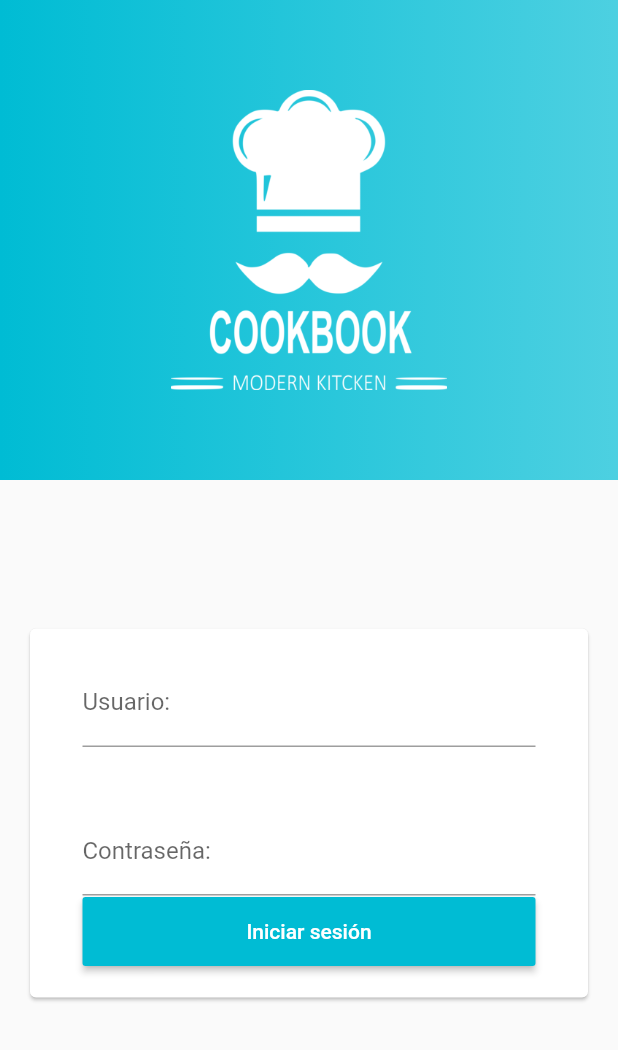
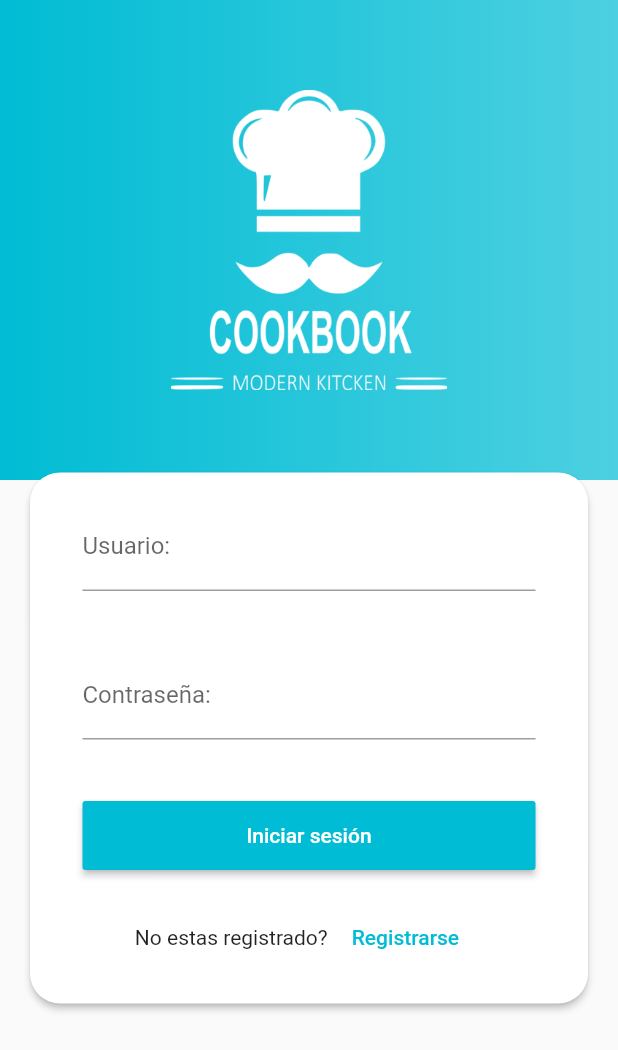
Before and after one commit to Leo-Romero/recetas, a Flutter app: the screen it shows after launch, on a phone screen of 412 x 824 dp. Shown: the top 1050 px of the screen. Run offline on Flutter 3.47's test engine with Material 2 defaults, Android fonts, the phone set to English and light mode, and no system bars; missing offline and left inert: flutter_modulo1_fake_backend.

Commit message:
3° parte

```diff
--- a/lib/src/screens/login_page.dart
+++ b/lib/src/screens/login_page.dart
@@ -1,7 +1,12 @@
 import 'package:flutter/material.dart';
+import 'package:flutter_modulo1_fake_backend/user.dart';
+import 'package:recetas/src/connection/server_controller.dart';
 
 class LoginPage extends StatefulWidget {
-  LoginPage({Key key}) : super(key: key);
+  ServerController serverController;
+  BuildContext context;
+
+  LoginPage(this.serverController, this.context, {Key key}) : super(key: key);
 
   @override
   _LoginPageState createState() => _LoginPageState();
@@ -9,11 +14,19 @@ class LoginPage extends StatefulWidget {
 
 class _LoginPageState extends State<LoginPage> {
   bool _loading = false;
+  GlobalKey<FormState> _formKey = GlobalKey<FormState>();
+
+  String userName = "";
+  String password = "";
+
+  String _errorMessage = "";
 
   @override
   Widget build(BuildContext context) {
     return Scaffold(
-      body: Stack(
+      body: Form(
+        key: _formKey,
+        child: Stack(
           children: <Widget>[
             Container(
               width: double.infinity,
@@ -30,28 +43,55 @@ class _LoginPageState extends State<LoginPage> {
                 height: 200,
               ),
             ),
-          Center(
+            Transform.translate(
+              offset: Offset(0, -40),
+              child: Center(
+                child: SingleChildScrollView(
                   child: Card(
-              margin: const EdgeInsets.only(left: 20, right: 20, top: 260),
+                    elevation: 2,
+                    shape: RoundedRectangleBorder(
+                        borderRadius: BorderRadius.circular(20)),
+                    margin: const EdgeInsets.only(
+                        left: 20, right: 20, top: 260, bottom: 20),
                     child: Padding(
-                padding:
-                    const EdgeInsets.symmetric(horizontal: 35, vertical: 20),
+                      padding: const EdgeInsets.symmetric(
+                          horizontal: 35, vertical: 20),
                       child: Column(
                         mainAxisSize: MainAxisSize.min,
                         children: <Widget>[
                           TextFormField(
                             decoration: InputDecoration(labelText: "Usuario:"),
+                            onSaved: (value) {
+                              userName = value;
+                            },
+                            validator: (value) {
+                              if (value.isEmpty) {
+                                return "Este campo es obligatorio";
+                              }
+                            },
                           ),
                           SizedBox(
                             height: 40,
                           ),
                           TextFormField(
-                      decoration: InputDecoration(labelText: "Contraseña:"),
+                            decoration:
+                                InputDecoration(labelText: "Contraseña:"),
                             obscureText: true,
+                            onSaved: (value) {
+                              password = value;
+                            },
+                            validator: (value) {
+                              if (value.isEmpty) {
+                                return "Este campo es obligatorio";
+                              }
+                            },
+                          ),
+                          SizedBox(
+                            height: 40,
                           ),
                           Theme(
-                      data:
-                          Theme.of(context).copyWith(accentColor: Colors.white),
+                            data: Theme.of(context)
+                                .copyWith(accentColor: Colors.white),
                             child: RaisedButton(
                               onPressed: () => _login(context),
                               color: Theme.of(context).primaryColor,
@@ -72,21 +112,78 @@ class _LoginPageState extends State<LoginPage> {
                               ),
                             ),
                           ),
+                          if (_errorMessage.isNotEmpty)
+                            Padding(
+                              padding: const EdgeInsets.all(8),
+                              child: Text(
+                                _errorMessage,
+                                style: TextStyle(
+                                  color: Colors.red,
+                                  fontWeight: FontWeight.bold,
+                                ),
+                                textAlign: TextAlign.center,
+                              ),
+                            ),
+                          SizedBox(
+                            height: 20,
+                          ),
+                          Row(
+                            mainAxisAlignment: MainAxisAlignment.center,
+                            children: <Widget>[
+                              Text("No estas registrado?"),
+                              FlatButton(
+                                textColor: Theme.of(context).primaryColor,
+                                child: Text("Registrarse"),
+                                onPressed: () => _showRegister(context),
+                              ),
                             ],
+                          ),
+                        ],
+                      ),
+                    ),
                   ),
                 ),
               ),
             ),
           ],
         ),
+      ),
     );
   }
 
-  void _login(BuildContext context) {
+  void _login(BuildContext context) async {
     if (!_loading) {
+      if (_formKey.currentState.validate()) {
+        _formKey.currentState.save();
+
         setState(() {
           _loading = true;
+          _errorMessage = "";
+        });
+        User user = await widget.serverController.login(userName, password);
+        if (user != null) {
+          // con pushReplacementNamed la pantalla de login si hacemos
+          // para atras ya no aparece
+          Navigator.of(context).pushReplacementNamed("/home", arguments: user);
+        } else {
+          setState(() {
+            _errorMessage = "Usuario o contraseña incorrecto";
+            _loading = false;
           });
         }
       }
     }
+  }
+
+  void _showRegister(BuildContext context) {
+    Navigator.of(context).pushNamed(
+      "/register",
+    );
+  }
+
+  @override
+  void initState() {
+    super.initState();
+    widget.serverController.init(widget.context);
+  }
+}
```
Also changed, not shown: lib/src/app.dart (+9 -1 lines), lib/src/connection/server_controller.dart (added, +14 -0 lines), lib/src/screens/home_page.dart (added, +21 -0 lines). Lines whose indentation alone changed are shown as unchanged.
